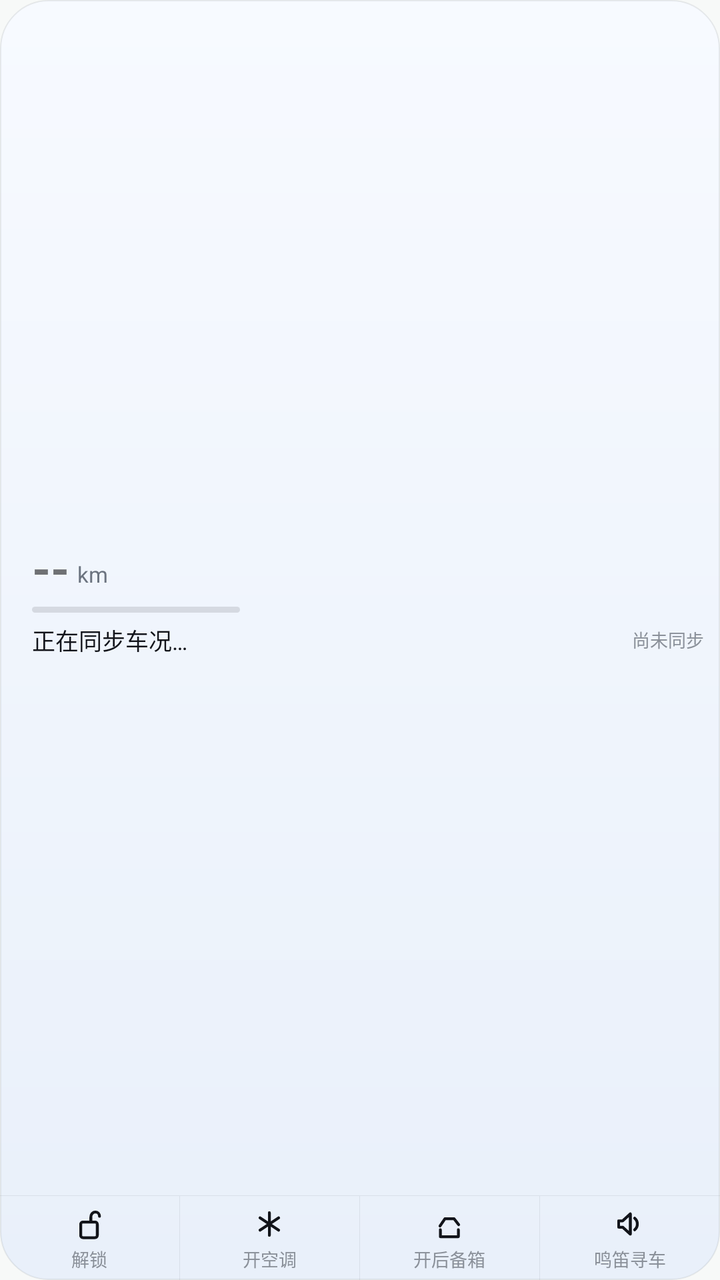
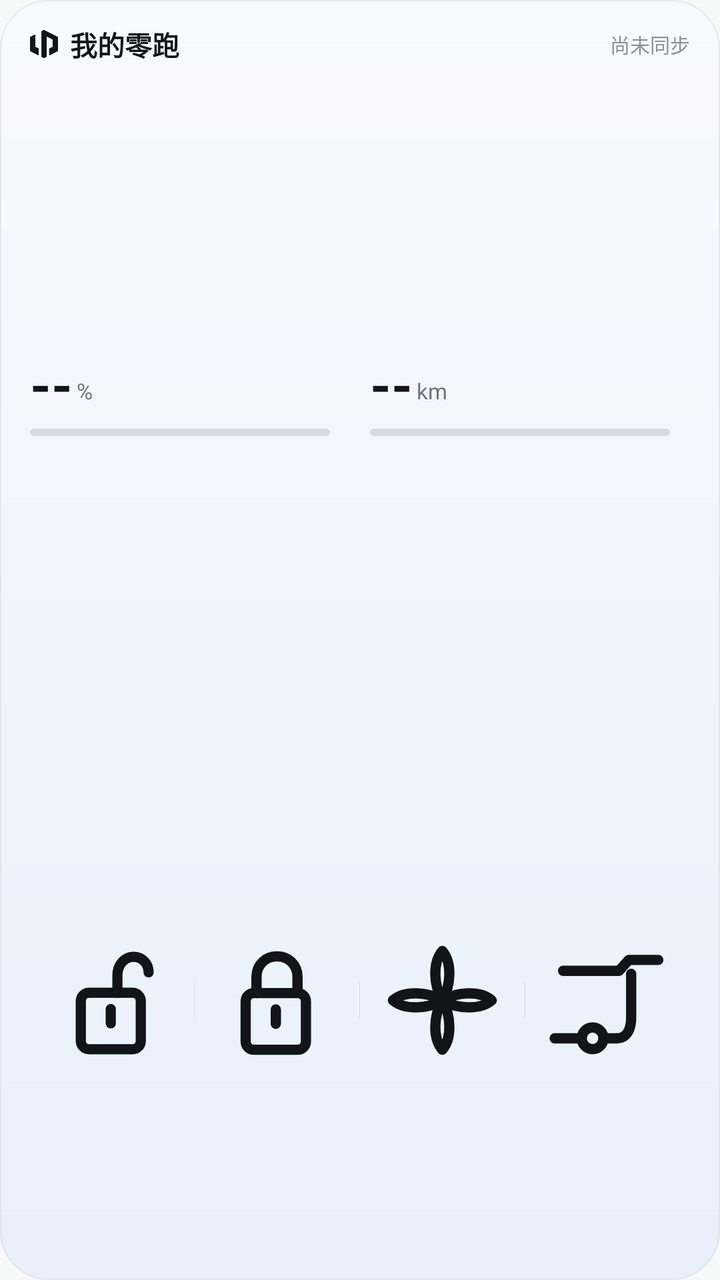

Screens rendered from an Android XML layout before and after an edit, with the pre-edit source and the edit as a unified diff.
<!-- AndroidManifest.xml: application theme Theme.LeapBuddy -->
<!-- res/layout/widget_vehicle.xml -->
<?xml version="1.0" encoding="utf-8"?>
<LinearLayout xmlns:android="http://schemas.android.com/apk/res/android"
    android:layout_width="match_parent"
    android:layout_height="match_parent"
    android:background="@drawable/widget_card"
    android:orientation="vertical">

    
    <LinearLayout
        android:id="@+id/wg_top"
        android:layout_width="match_parent"
        android:layout_height="0dp"
        android:layout_weight="1"
        android:gravity="center_vertical"
        android:orientation="horizontal"
        android:paddingStart="16dp"
        android:paddingTop="6dp"
        android:paddingEnd="8dp"
        android:paddingBottom="4dp">

        <LinearLayout
            android:layout_width="0dp"
            android:layout_height="wrap_content"
            android:layout_weight="1"
            android:orientation="vertical">

            <LinearLayout
                android:layout_width="wrap_content"
                android:layout_height="wrap_content"
                android:gravity="bottom"
                android:orientation="horizontal">

                <TextView
                    android:id="@+id/wg_range"
                    android:layout_width="wrap_content"
                    android:layout_height="wrap_content"
                    android:color="#12141A"
                    android:includeFontPadding="false"
                    android:maxLines="1"
                    android:text="--"
                    android:textSize="24sp"
                    android:textStyle="bold" />

                <TextView
                    android:id="@+id/wg_unit"
                    android:layout_width="wrap_content"
                    android:layout_height="wrap_content"
                    android:layout_marginStart="4dp"
                    android:layout_marginBottom="2dp"
                    android:includeFontPadding="false"
                    android:maxLines="1"
                    android:text="km"
                    android:textColor="#6C7480"
                    android:textSize="11sp" />
            </LinearLayout>

            <ProgressBar
                android:id="@+id/wg_bar"
                style="?android:attr/progressBarStyleHorizontal"
                android:layout_width="104dp"
                android:layout_height="3dp"
                android:layout_marginTop="4dp"
                android:max="100"
                android:progress="0"
                android:progressDrawable="@drawable/widget_bar" />

            <LinearLayout
                android:layout_width="match_parent"
                android:layout_height="wrap_content"
                android:layout_marginTop="5dp"
                android:gravity="center_vertical"
                android:orientation="horizontal">

                <TextView
                    android:id="@+id/wg_state"
                    android:layout_width="0dp"
                    android:layout_height="wrap_content"
                    android:layout_weight="1"
                    android:ellipsize="end"
                    android:includeFontPadding="false"
                    android:maxLines="1"
                    android:text="正在同步车况…"
                    android:textColor="#12141A"
                    android:textSize="11.5sp" />

                <TextView
                    android:id="@+id/wg_time"
                    android:layout_width="wrap_content"
                    android:layout_height="wrap_content"
                    android:layout_marginStart="6dp"
                    android:includeFontPadding="false"
                    android:maxLines="1"
                    android:text="尚未同步"
                    android:textColor="#8A9099"
                    android:textSize="9sp" />
            </LinearLayout>
        </LinearLayout>

        
        <ImageView
            android:id="@+id/wg_car"
            android:layout_width="118dp"
            android:layout_height="66dp"
            android:layout_gravity="center_vertical"
            android:layout_marginStart="2dp"
            android:contentDescription="车辆"
            android:scaleType="fitCenter"
            android:visibility="gone" />
    </LinearLayout>

    <TextView
        android:id="@+id/wg_divider_h"
        android:layout_width="match_parent"
        android:layout_height="1px"
        android:background="#14121A2A" />

    
    <LinearLayout
        android:layout_width="match_parent"
        android:layout_height="42dp"
        android:orientation="horizontal">

        <LinearLayout
            android:id="@+id/wg_cell_lock"
            android:layout_width="0dp"
            android:layout_height="match_parent"
            android:layout_weight="1"
            android:background="@drawable/widget_cell"
            android:clickable="true"
            android:focusable="true"
            android:gravity="center"
            android:orientation="vertical">

            <ImageView
                android:id="@+id/wg_icon_lock"
                android:layout_width="20dp"
                android:layout_height="20dp"
                android:contentDescription="锁车"
                android:src="@drawable/ic_wg_unlock" />

            <TextView
                android:id="@+id/wg_label_lock"
                android:layout_width="wrap_content"
                android:layout_height="wrap_content"
                android:layout_marginTop="1dp"
                android:includeFontPadding="false"
                android:maxLines="1"
                android:text="解锁"
                android:textColor="#8A9099"
                android:textSize="9sp" />
        </LinearLayout>

        <TextView
            android:layout_width="1px"
            android:layout_height="match_parent"
            android:background="#14121A2A" />

        <LinearLayout
            android:id="@+id/wg_cell_ac"
            android:layout_width="0dp"
            android:layout_height="match_parent"
            android:layout_weight="1"
            android:background="@drawable/widget_cell"
            android:clickable="true"
            android:focusable="true"
            android:gravity="center"
            android:orientation="vertical">

            <ImageView
                android:id="@+id/wg_icon_ac"
                android:layout_width="20dp"
                android:layout_height="20dp"
                android:contentDescription="空调"
                android:src="@drawable/ic_wg_ac" />

            <TextView
                android:id="@+id/wg_label_ac"
                android:layout_width="wrap_content"
                android:layout_height="wrap_content"
                android:layout_marginTop="1dp"
                android:includeFontPadding="false"
                android:maxLines="1"
                android:text="开空调"
                android:textColor="#8A9099"
                android:textSize="9sp" />
        </LinearLayout>

        <TextView
            android:layout_width="1px"
            android:layout_height="match_parent"
            android:background="#14121A2A" />

        <LinearLayout
            android:id="@+id/wg_cell_trunk"
            android:layout_width="0dp"
            android:layout_height="match_parent"
            android:layout_weight="1"
            android:background="@drawable/widget_cell"
            android:clickable="true"
            android:focusable="true"
            android:gravity="center"
            android:orientation="vertical">

            <ImageView
                android:id="@+id/wg_icon_trunk"
                android:layout_width="20dp"
                android:layout_height="20dp"
                android:contentDescription="后备箱"
                android:src="@drawable/ic_wg_trunk" />

            <TextView
                android:id="@+id/wg_label_trunk"
                android:layout_width="wrap_content"
                android:layout_height="wrap_content"
                android:layout_marginTop="1dp"
                android:includeFontPadding="false"
                android:maxLines="1"
                android:text="开后备箱"
                android:textColor="#8A9099"
                android:textSize="9sp" />
        </LinearLayout>

        <TextView
            android:layout_width="1px"
            android:layout_height="match_parent"
            android:background="#14121A2A" />

        <LinearLayout
            android:id="@+id/wg_cell_horn"
            android:layout_width="0dp"
            android:layout_height="match_parent"
            android:layout_weight="1"
            android:background="@drawable/widget_cell"
            android:clickable="true"
            android:focusable="true"
            android:gravity="center"
            android:orientation="vertical">

            <ImageView
                android:id="@+id/wg_icon_horn"
                android:layout_width="20dp"
                android:layout_height="20dp"
                android:contentDescription="鸣笛寻车"
                android:src="@drawable/ic_wg_horn" />

            <TextView
                android:id="@+id/wg_label_horn"
                android:layout_width="wrap_content"
                android:layout_height="wrap_content"
                android:layout_marginTop="1dp"
                android:includeFontPadding="false"
                android:maxLines="1"
                android:text="鸣笛寻车"
                android:textColor="#8A9099"
                android:textSize="9sp" />
        </LinearLayout>
    </LinearLayout>
</LinearLayout>
<!-- resources referenced by this layout -->
<resources>
  <!-- drawable ic_wg_ac (drawable) -->
  <?xml version="1.0" encoding="utf-8"?>
  <vector xmlns:android="http://schemas.android.com/apk/res/android"
      android:width="24dp"
      android:height="24dp"
      android:viewportWidth="24"
      android:viewportHeight="24">
      <path
          android:fillColor="#00000000"
          android:pathData="M12 5.2 V18.8"
          android:strokeColor="#FF12141A"
          android:strokeLineCap="round"
          android:strokeLineJoin="round"
          android:strokeWidth="1.7" />
      <path
          android:fillColor="#00000000"
          android:pathData="M6.4 8.3 L17.6 15.7"
          android:strokeColor="#FF12141A"
          android:strokeLineCap="round"
          android:strokeLineJoin="round"
          android:strokeWidth="1.7" />
      <path
          android:fillColor="#00000000"
          android:pathData="M17.6 8.3 L6.4 15.7"
          android:strokeColor="#FF12141A"
          android:strokeLineCap="round"
          android:strokeLineJoin="round"
          android:strokeWidth="1.7" />
  </vector>
  <!-- drawable ic_wg_horn (drawable) -->
  <?xml version="1.0" encoding="utf-8"?>
  <vector xmlns:android="http://schemas.android.com/apk/res/android"
      android:width="24dp"
      android:height="24dp"
      android:viewportWidth="24"
      android:viewportHeight="24">
      <path
          android:fillColor="#00000000"
          android:pathData="M5.2 10.1 H7.6 L12.2 5.9 V18.1 L7.6 13.9 H5.2 Z"
          android:strokeColor="#FF12141A"
          android:strokeLineCap="round"
          android:strokeLineJoin="round"
          android:strokeWidth="1.7" />
      <path
          android:fillColor="#00000000"
          android:pathData="M14.8 8.5 A 4.6 4.6 0 0 1 14.8 15.5"
          android:strokeColor="#FF12141A"
          android:strokeLineCap="round"
          android:strokeLineJoin="round"
          android:strokeWidth="1.7" />
  </vector>
  <!-- drawable ic_wg_trunk (drawable) -->
  <?xml version="1.0" encoding="utf-8"?>
  <vector xmlns:android="http://schemas.android.com/apk/res/android"
      android:width="24dp"
      android:height="24dp"
      android:viewportWidth="24"
      android:viewportHeight="24">
      <path
          android:fillColor="#00000000"
          android:pathData="M6.6 15.4 V19.6 H17.4 V15.4"
          android:strokeColor="#FF12141A"
          android:strokeLineCap="round"
          android:strokeLineJoin="round"
          android:strokeWidth="1.7" />
      <path
          android:fillColor="#00000000"
          android:pathData="M6.4 13.2 L9.4 8.8 H14.8 L17.6 12.4"
          android:strokeColor="#FF12141A"
          android:strokeLineCap="round"
          android:strokeLineJoin="round"
          android:strokeWidth="1.7" />
  </vector>
  <!-- drawable ic_wg_unlock (drawable) -->
  <?xml version="1.0" encoding="utf-8"?>
  <vector xmlns:android="http://schemas.android.com/apk/res/android"
      android:width="24dp"
      android:height="24dp"
      android:viewportWidth="24"
      android:viewportHeight="24">
      <path
          android:fillColor="#00000000"
          android:pathData="M8.2 10.8 H15.4 C16.2 10.8 16.8 11.4 16.8 12.2 V18.8 C16.8 19.6 16.2 20.2 15.4 20.2 H8.2 C7.4 20.2 6.8 19.6 6.8 18.8 V12.2 C6.8 11.4 7.4 10.8 8.2 10.8 Z"
          android:strokeColor="#FF12141A"
          android:strokeLineCap="round"
          android:strokeLineJoin="round"
          android:strokeWidth="1.7" />
      <path
          android:fillColor="#00000000"
          android:pathData="M12.9 10.8 V7.9 C12.9 6.1 14.1 4.8 15.6 4.8 C17 4.8 18.1 5.9 18.1 7.4"
          android:strokeColor="#FF12141A"
          android:strokeLineCap="round"
          android:strokeLineJoin="round"
          android:strokeWidth="1.7" />
  </vector>
  <!-- unchanged entries left out for length: 4 -->
</resources>

<!-- the commit's change to res/layout/widget_vehicle.xml (unified diff, before → after) -->
@@ -3,21 +3,62 @@
     android:layout_width="match_parent"
     android:layout_height="match_parent"
     android:background="@drawable/widget_card"
-    android:orientation="vertical">
+    android:orientation="vertical"
+    android:paddingStart="15dp"
+    android:paddingTop="12dp"
+    android:paddingEnd="15dp"
+    android:paddingBottom="4dp">
+
+    
+    <LinearLayout
+        android:layout_width="match_parent"
+        android:layout_height="wrap_content"
+        android:gravity="center_vertical"
+        android:orientation="horizontal">
+
+        <ImageView
+            android:layout_width="14dp"
+            android:layout_height="16dp"
+            android:contentDescription="@null"
+            android:scaleType="fitCenter"
+            android:src="@drawable/ic_wg_logo" />
+
+        <TextView
+            android:id="@+id/wg_title"
+            android:layout_width="0dp"
+            android:layout_height="wrap_content"
+            android:layout_marginStart="6dp"
+            android:layout_weight="1"
+            android:ellipsize="end"
+            android:includeFontPadding="false"
+            android:maxLines="1"
+            android:text="我的零跑"
+            android:textColor="#12141A"
+            android:textSize="13.5sp"
+            android:textStyle="bold" />
+
+        <TextView
+            android:id="@+id/wg_time"
+            android:layout_width="wrap_content"
+            android:layout_height="wrap_content"
+            android:layout_marginStart="8dp"
+            android:includeFontPadding="false"
+            android:maxLines="1"
+            android:text="尚未同步"
+            android:textColor="#8A9099"
+            android:textSize="10sp" />
+    </LinearLayout>
 
     
     <LinearLayout
         android:id="@+id/wg_top"
         android:layout_width="match_parent"
         android:layout_height="0dp"
-        android:layout_weight="1"
+        android:layout_weight="1.1"
         android:gravity="center_vertical"
-        android:orientation="horizontal"
-        android:paddingStart="16dp"
-        android:paddingTop="6dp"
-        android:paddingEnd="8dp"
-        android:paddingBottom="4dp">
-
+        android:orientation="horizontal">
+
+        
         <LinearLayout
             android:layout_width="0dp"
             android:layout_height="wrap_content"
@@ -31,22 +72,72 @@
                 android:orientation="horizontal">
 
                 <TextView
+                    android:id="@+id/wg_soc"
+                    android:layout_width="wrap_content"
+                    android:layout_height="wrap_content"
+                    android:includeFontPadding="false"
+                    android:maxLines="1"
+                    android:text="--"
+                    android:textColor="#12141A"
+                    android:textSize="27sp"
+                    android:textStyle="bold" />
+
+                <TextView
+                    android:id="@+id/wg_soc_unit"
+                    android:layout_width="wrap_content"
+                    android:layout_height="wrap_content"
+                    android:layout_marginStart="2dp"
+                    android:layout_marginBottom="3dp"
+                    android:includeFontPadding="false"
+                    android:maxLines="1"
+                    android:text="%"
+                    android:textColor="#6C7480"
+                    android:textSize="11sp" />
+            </LinearLayout>
+
+            <ProgressBar
+                android:id="@+id/wg_bar_soc"
+                style="?android:attr/progressBarStyleHorizontal"
+                android:layout_width="match_parent"
+                android:layout_height="3.5dp"
+                android:layout_marginTop="5dp"
+                android:layout_marginEnd="10dp"
+                android:max="100"
+                android:progress="0"
+                android:progressDrawable="@drawable/widget_bar" />
+        </LinearLayout>
+
+        
+        <LinearLayout
+            android:layout_width="0dp"
+            android:layout_height="wrap_content"
+            android:layout_marginStart="10dp"
+            android:layout_weight="1"
+            android:orientation="vertical">
+
+            <LinearLayout
+                android:layout_width="wrap_content"
+                android:layout_height="wrap_content"
+                android:gravity="bottom"
+                android:orientation="horizontal">
+
+                <TextView
                     android:id="@+id/wg_range"
                     android:layout_width="wrap_content"
                     android:layout_height="wrap_content"
-                    android:color="#12141A"
                     android:includeFontPadding="false"
                     android:maxLines="1"
                     android:text="--"
-                    android:textSize="24sp"
+                    android:textColor="#12141A"
+                    android:textSize="27sp"
                     android:textStyle="bold" />
 
                 <TextView
-                    android:id="@+id/wg_unit"
-                    android:layout_width="wrap_content"
-                    android:layout_height="wrap_content"
-                    android:layout_marginStart="4dp"
-                    android:layout_marginBottom="2dp"
+                    android:id="@+id/wg_range_unit"
+                    android:layout_width="wrap_content"
+                    android:layout_height="wrap_content"
+                    android:layout_marginStart="2dp"
+                    android:layout_marginBottom="3dp"
                     android:includeFontPadding="false"
                     android:maxLines="1"
                     android:text="km"
@@ -55,105 +146,85 @@
             </LinearLayout>
 
             <ProgressBar
-                android:id="@+id/wg_bar"
+                android:id="@+id/wg_bar_range"
                 style="?android:attr/progressBarStyleHorizontal"
-                android:layout_width="104dp"
-                android:layout_height="3dp"
-                android:layout_marginTop="4dp"
+                android:layout_width="match_parent"
+                android:layout_height="3.5dp"
+                android:layout_marginTop="5dp"
+                android:layout_marginEnd="10dp"
                 android:max="100"
                 android:progress="0"
-                android:progressDrawable="@drawable/widget_bar" />
-
-            <LinearLayout
-                android:layout_width="match_parent"
-                android:layout_height="wrap_content"
-                android:layout_marginTop="5dp"
-                android:gravity="center_vertical"
-                android:orientation="horizontal">
-
-                <TextView
-                    android:id="@+id/wg_state"
-                    android:layout_width="0dp"
-                    android:layout_height="wrap_content"
-                    android:layout_weight="1"
-                    android:ellipsize="end"
-                    android:includeFontPadding="false"
-                    android:maxLines="1"
-                    android:text="正在同步车况…"
-                    android:textColor="#12141A"
-                    android:textSize="11.5sp" />
-
-                <TextView
-                    android:id="@+id/wg_time"
-                    android:layout_width="wrap_content"
-                    android:layout_height="wrap_content"
-                    android:layout_marginStart="6dp"
-                    android:includeFontPadding="false"
-                    android:maxLines="1"
-                    android:text="尚未同步"
-                    android:textColor="#8A9099"
-                    android:textSize="9sp" />
-            </LinearLayout>
+                android:progressDrawable="@drawable/widget_bar_range" />
         </LinearLayout>
 
         
         <ImageView
             android:id="@+id/wg_car"
-            android:layout_width="118dp"
-            android:layout_height="66dp"
-            android:layout_gravity="center_vertical"
+            android:layout_width="0dp"
+            android:layout_height="match_parent"
             android:layout_marginStart="2dp"
+            android:layout_weight="1.9"
             android:contentDescription="车辆"
             android:scaleType="fitCenter"
             android:visibility="gone" />
     </LinearLayout>
 
-    <TextView
-        android:id="@+id/wg_divider_h"
-        android:layout_width="match_parent"
-        android:layout_height="1px"
-        android:background="#14121A2A" />
-
     
     <LinearLayout
         android:layout_width="match_parent"
-        android:layout_height="42dp"
+        android:layout_height="0dp"
+        android:layout_weight="0.9"
         android:orientation="horizontal">
 
         <LinearLayout
+            android:id="@+id/wg_cell_unlock"
+            android:layout_width="0dp"
+            android:layout_height="match_parent"
+            android:layout_weight="1"
+            android:background="@drawable/widget_cell"
+            android:clickable="true"
+            android:focusable="true">
+
+            <ImageView
+                android:id="@+id/wg_icon_unlock"
+                android:layout_width="match_parent"
+                android:layout_height="match_parent"
+                android:contentDescription="解锁"
+                android:padding="5dp"
+                android:scaleType="fitCenter"
+                android:src="@drawable/ic_wg_unlock" />
+        </LinearLayout>
+
+        <TextView
+            android:layout_width="1px"
+            android:layout_height="18dp"
+            android:layout_gravity="center_vertical"
+            android:background="#1F12141A" />
+
+        <LinearLayout
             android:id="@+id/wg_cell_lock"
             android:layout_width="0dp"
             android:layout_height="match_parent"
             android:layout_weight="1"
             android:background="@drawable/widget_cell"
             android:clickable="true"
-            android:focusable="true"
-            android:gravity="center"
-            android:orientation="vertical">
+            android:focusable="true">
 
             <ImageView
                 android:id="@+id/wg_icon_lock"
-                android:layout_width="20dp"
-                android:layout_height="20dp"
-                android:contentDescription="锁车"
-                android:src="@drawable/ic_wg_unlock" />
-
-            <TextView
-                android:id="@+id/wg_label_lock"
-                android:layout_width="wrap_content"
-                android:layout_height="wrap_content"
-                android:layout_marginTop="1dp"
-                android:includeFontPadding="false"
-                android:maxLines="1"
-                android:text="解锁"
-                android:textColor="#8A9099"
-                android:textSize="9sp" />
+                android:layout_width="match_parent"
+                android:layout_height="match_parent"
+                android:contentDescription="上锁"
+                android:padding="5dp"
+                android:scaleType="fitCenter"
+                android:src="@drawable/ic_wg_lock" />
         </LinearLayout>
 
         <TextView
             android:layout_width="1px"
-            android:layout_height="match_parent"
-            android:background="#14121A2A" />
+            android:layout_height="18dp"
+            android:layout_gravity="center_vertical"
+            android:background="#1F12141A" />
 
         <LinearLayout
             android:id="@+id/wg_cell_ac"
@@ -162,33 +233,23 @@
             android:layout_weight="1"
             android:background="@drawable/widget_cell"
             android:clickable="true"
-            android:focusable="true"
-            android:gravity="center"
-            android:orientation="vertical">
+            android:focusable="true">
 
             <ImageView
                 android:id="@+id/wg_icon_ac"
-                android:layout_width="20dp"
-                android:layout_height="20dp"
+                android:layout_width="match_parent"
+                android:layout_height="match_parent"
                 android:contentDescription="空调"
+                android:padding="5dp"
+                android:scaleType="fitCenter"
                 android:src="@drawable/ic_wg_ac" />
-
-            <TextView
-                android:id="@+id/wg_label_ac"
-                android:layout_width="wrap_content"
-                android:layout_height="wrap_content"
-                android:layout_marginTop="1dp"
-                android:includeFontPadding="false"
-                android:maxLines="1"
-                android:text="开空调"
-                android:textColor="#8A9099"
-                android:textSize="9sp" />
         </LinearLayout>
 
         <TextView
             android:layout_width="1px"
-            android:layout_height="match_parent"
-            android:background="#14121A2A" />
+            android:layout_height="18dp"
+            android:layout_gravity="center_vertical"
+            android:background="#1F12141A" />
 
         <LinearLayout
             android:id="@+id/wg_cell_trunk"
@@ -197,62 +258,16 @@
             android:layout_weight="1"
             android:background="@drawable/widget_cell"
             android:clickable="true"
-            android:focusable="true"
-            android:gravity="center"
-            android:orientation="vertical">
+            android:focusable="true">
 
             <ImageView
                 android:id="@+id/wg_icon_trunk"
-                android:layout_width="20dp"
-                android:layout_height="20dp"
+                android:layout_width="match_parent"
+                android:layout_height="match_parent"
                 android:contentDescription="后备箱"
+                android:padding="5dp"
+                android:scaleType="fitCenter"
                 android:src="@drawable/ic_wg_trunk" />
-
-            <TextView
-                android:id="@+id/wg_label_trunk"
-                android:layout_width="wrap_content"
-                android:layout_height="wrap_content"
-                android:layout_marginTop="1dp"
-                android:includeFontPadding="false"
-                android:maxLines="1"
-                android:text="开后备箱"
-                android:textColor="#8A9099"
-                android:textSize="9sp" />
-        </LinearLayout>
-
-        <TextView
-            android:layout_width="1px"
-            android:layout_height="match_parent"
-            android:background="#14121A2A" />
-
-        <LinearLayout
-            android:id="@+id/wg_cell_horn"
-            android:layout_width="0dp"
-            android:layout_height="match_parent"
-            android:layout_weight="1"
-            android:background="@drawable/widget_cell"
-            android:clickable="true"
-            android:focusable="true"
-            android:gravity="center"
-            android:orientation="vertical">
-
-            <ImageView
-                android:id="@+id/wg_icon_horn"
-                android:layout_width="20dp"
-                android:layout_height="20dp"
-                android:contentDescription="鸣笛寻车"
-                android:src="@drawable/ic_wg_horn" />
-
-            <TextView
-                android:id="@+id/wg_label_horn"
-                android:layout_width="wrap_content"
-                android:layout_height="wrap_content"
-                android:layout_marginTop="1dp"
-                android:includeFontPadding="false"
-                android:maxLines="1"
-                android:text="鸣笛寻车"
-                android:textColor="#8A9099"
-                android:textSize="9sp" />
         </LinearLayout>
     </LinearLayout>
 </LinearLayout>
<!-- resource entries referenced after the edit -->
@@ -9,27 +9,37 @@
       android:viewportHeight="24">
       <path
           android:fillColor="#00000000"
-          android:pathData="M12 5.2 V18.8"
+          android:pathData="M12 12 C10.6 9.6 10.3 5.8 12 3.8 C13.7 5.8 13.4 9.6 12 12"
           android:strokeColor="#FF12141A"
           android:strokeLineCap="round"
           android:strokeLineJoin="round"
           android:strokeWidth="1.7" />
       <path
           android:fillColor="#00000000"
-          android:pathData="M6.4 8.3 L17.6 15.7"
+          android:pathData="M12 12 C14.4 10.6 18.2 10.3 20.2 12 C18.2 13.7 14.4 13.4 12 12"
           android:strokeColor="#FF12141A"
           android:strokeLineCap="round"
           android:strokeLineJoin="round"
           android:strokeWidth="1.7" />
       <path
           android:fillColor="#00000000"
-          android:pathData="M17.6 8.3 L6.4 15.7"
+          android:pathData="M12 12 C13.4 14.4 13.7 18.2 12 20.2 C10.3 18.2 10.6 14.4 12 12"
           android:strokeColor="#FF12141A"
           android:strokeLineCap="round"
           android:strokeLineJoin="round"
           android:strokeWidth="1.7" />
+      <path
+          android:fillColor="#00000000"
+          android:pathData="M12 12 C9.6 13.4 5.8 13.7 3.8 12 C5.8 10.3 9.6 10.6 12 12"
+          android:strokeColor="#FF12141A"
+          android:strokeLineCap="round"
+          android:strokeLineJoin="round"
+          android:strokeWidth="1.7" />
+      <path
+          android:fillColor="#FF12141A"
+          android:pathData="M12 10.95 a1.05 1.05 0 1 1 0 2.1 a1.05 1.05 0 1 1 0 -2.1 z" />
   </vector>
-  <!-- drawable ic_wg_horn (drawable) -->
+  <!-- drawable ic_wg_lock (drawable) -->
   <?xml version="1.0" encoding="utf-8"?>
   <vector xmlns:android="http://schemas.android.com/apk/res/android"
       android:width="24dp"
@@ -38,19 +48,27 @@
       android:viewportHeight="24">
       <path
           android:fillColor="#00000000"
-          android:pathData="M5.2 10.1 H7.6 L12.2 5.9 V18.1 L7.6 13.9 H5.2 Z"
+          android:pathData="M8.2 10.8 H15.4 C16.2 10.8 16.8 11.4 16.8 12.2 V18.8 C16.8 19.6 16.2 20.2 15.4 20.2 H8.2 C7.4 20.2 6.8 19.6 6.8 18.8 V12.2 C6.8 11.4 7.4 10.8 8.2 10.8 Z"
           android:strokeColor="#FF12141A"
           android:strokeLineCap="round"
           android:strokeLineJoin="round"
           android:strokeWidth="1.7" />
       <path
           android:fillColor="#00000000"
-          android:pathData="M14.8 8.5 A 4.6 4.6 0 0 1 14.8 15.5"
+          android:pathData="M8.6 10.8 V8.1 C8.6 6.1 10.1 4.7 12 4.7 C13.9 4.7 15.4 6.1 15.4 8.1 V10.8"
           android:strokeColor="#FF12141A"
           android:strokeLineCap="round"
           android:strokeLineJoin="round"
           android:strokeWidth="1.7" />
+      
+      <path
+          android:fillColor="#00000000"
+          android:pathData="M11.8 13.5 V15.9"
+          android:strokeColor="#FF12141A"
+          android:strokeLineCap="round"
+          android:strokeWidth="1.7" />
   </vector>
+  <!-- drawable ic_wg_logo: vector/xml drawable (drawable, 2313 chars, omitted) -->
   <!-- drawable ic_wg_trunk (drawable) -->
   <?xml version="1.0" encoding="utf-8"?>
   <vector xmlns:android="http://schemas.android.com/apk/res/android"
@@ -60,14 +78,35 @@
       android:viewportHeight="24">
       <path
           android:fillColor="#00000000"
-          android:pathData="M6.6 15.4 V19.6 H17.4 V15.4"
+          android:pathData="M4.6 7.1 H13.9 L15.5 5.3 H20.4"
           android:strokeColor="#FF12141A"
           android:strokeLineCap="round"
           android:strokeLineJoin="round"
           android:strokeWidth="1.7" />
       <path
           android:fillColor="#00000000"
-          android:pathData="M6.4 13.2 L9.4 8.8 H14.8 L17.6 12.4"
+          android:pathData="M15.9 7.6 V14.9 C15.9 16.9 15.1 18.3 13.6 18.3"
+          android:strokeColor="#FF12141A"
+          android:strokeLineCap="round"
+          android:strokeLineJoin="round"
+          android:strokeWidth="1.7" />
+      <path
+          android:fillColor="#00000000"
+          android:pathData="M3.2 18.3 H7.6"
+          android:strokeColor="#FF12141A"
+          android:strokeLineCap="round"
+          android:strokeLineJoin="round"
+          android:strokeWidth="1.7" />
+      <path
+          android:fillColor="#00000000"
+          android:pathData="M9.5 16.5 a1.8 1.8 0 1 1 0 3.6 a1.8 1.8 0 1 1 0 -3.6 z"
+          android:strokeColor="#FF12141A"
+          android:strokeLineCap="round"
+          android:strokeLineJoin="round"
+          android:strokeWidth="1.7" />
+      <path
+          android:fillColor="#00000000"
+          android:pathData="M11.3 18.3 H13.6"
           android:strokeColor="#FF12141A"
           android:strokeLineCap="round"
           android:strokeLineJoin="round"
@@ -94,7 +133,32 @@
           android:strokeLineCap="round"
           android:strokeLineJoin="round"
           android:strokeWidth="1.7" />
+      
+      <path
+          android:fillColor="#00000000"
+          android:pathData="M11.8 13.5 V15.9"
+          android:strokeColor="#FF12141A"
+          android:strokeLineCap="round"
+          android:strokeWidth="1.7" />
   </vector>
+  <!-- drawable widget_bar_range (drawable) -->
+  <?xml version="1.0" encoding="utf-8"?>
+  <layer-list xmlns:android="http://schemas.android.com/apk/res/android">
+      <item android:id="@android:id/background">
+          <shape android:shape="rectangle">
+              <corners android:radius="2dp" />
+              <solid android:color="#1F12141A" />
+          </shape>
+      </item>
+      <item android:id="@android:id/progress">
+          <clip>
+              <shape android:shape="rectangle">
+                  <corners android:radius="2dp" />
+                  <solid android:color="#3B7BF6" />
+              </shape>
+          </clip>
+      </item>
+  </layer-list>
   <!-- unchanged entries left out for length: 4 -->
 </resources>
 
